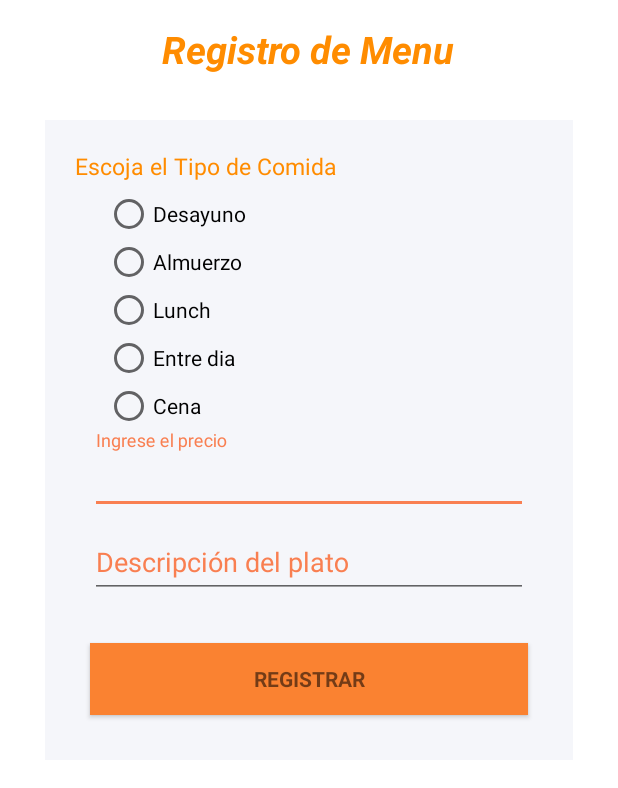
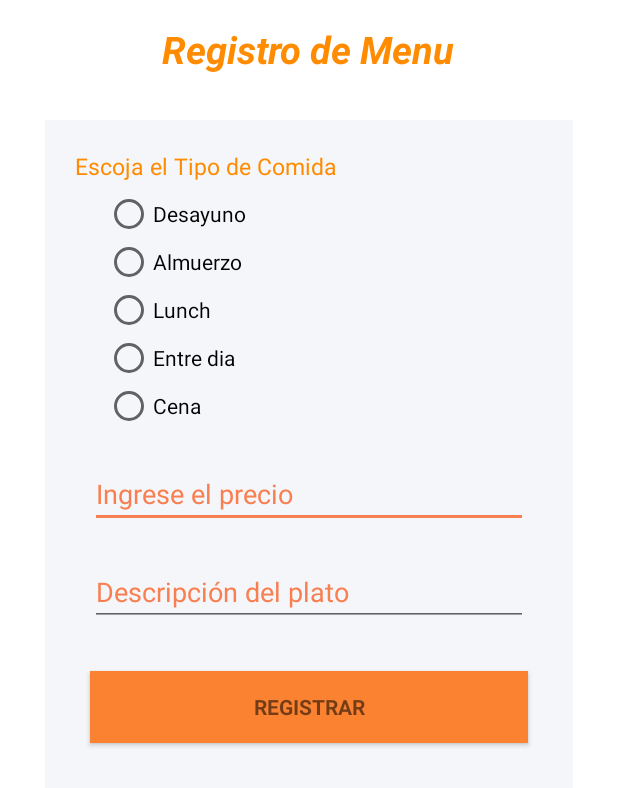
Before and after one commit to SamGonzalez28/NOSE, an Android app: the layout activity_registrar_menu.xml on its own in the app's theme, with its tools: preview values and no code run, on a phone screen of 412 x 824 dp. Shown: the top 788 px of the screen. Run offline under Robolectric (Android 15) with nearby library versions, the phone set to English and light mode, and no system bars; network calls fail.

Commit message:
Android Registrar
Registro de local y cliente

```diff
--- a/Nose/ANDROID/NoseApp/app/src/main/java/com/noseapp/noseapp/InicioActivity.java
+++ b/Nose/ANDROID/NoseApp/app/src/main/java/com/noseapp/noseapp/InicioActivity.java
@@ -30,7 +30,6 @@ public class InicioActivity extends AppCompatActivity {
 
         new Handler().postDelayed(new Runnable() {
             public void run() {
-                // Cuando pasen los 3 segundos, pasamos a la actividad principal de la aplicación
                 Intent intent = new Intent(InicioActivity.this, LoginActivity.class);
                 startActivity(intent);
                 finish();
@@ -48,7 +47,6 @@ public class InicioActivity extends AppCompatActivity {
         int permission = ActivityCompat.checkSelfPermission(activity, Manifest.permission.WRITE_EXTERNAL_STORAGE);
 
         if (permission != PackageManager.PERMISSION_GRANTED) {
-// We don’t have permission so prompt the user
             ActivityCompat.requestPermissions(
                     activity,
                     PERMISSIONS_STORAGE,
--- a/Nose/ANDROID/NoseApp/app/src/main/res/layout/activity_registrar_cliente.xml
+++ b/Nose/ANDROID/NoseApp/app/src/main/res/layout/activity_registrar_cliente.xml
@@ -115,14 +115,13 @@
             android:singleLine="true"
             android:layout_marginHorizontal="@dimen/margen_30"/>
 
+
         <EditText
             android:id="@+id/txt_passwordCli"
             android:layout_width="match_parent"
             android:layout_height="wrap_content"
             android:layout_gravity="center_vertical"
             android:hint="@string/password"
-            android:imeActionLabel="@string/action_sign_in_short"
-            android:imeOptions="actionUnspecified"
             android:inputType="textPassword"
             android:maxLines="1"
             android:singleLine="true"
--- a/Nose/ANDROID/NoseApp/app/src/main/res/layout/activity_registrar_local.xml
+++ b/Nose/ANDROID/NoseApp/app/src/main/res/layout/activity_registrar_local.xml
@@ -3,6 +3,7 @@
     xmlns:tools="http://schemas.android.com/tools"
     android:layout_width="match_parent"
     android:layout_height="match_parent"
+    xmlns:app="http://schemas.android.com/apk/res-auto"
     android:background="@color/blanco"
     android:theme="@style/AppTheme"
     android:orientation="vertical"
@@ -82,6 +83,7 @@
                 android:layout_width="match_parent"
                 android:layout_height="wrap_content"
                 android:layout_gravity="center_vertical"
+                android:inputType="number"
                 android:hint="@string/telefono"
                 android:layout_marginHorizontal="@dimen/margen_30"/>
 
@@ -89,7 +91,8 @@
 
         <android.support.design.widget.TextInputLayout
             android:layout_width="match_parent"
-            android:layout_height="wrap_content">
+            android:layout_height="wrap_content"
+            app:passwordToggleEnabled="true">
 
             <AutoCompleteTextView
                 android:id="@+id/passwordLocal"
--- a/Nose/ANDROID/NoseApp/app/src/main/res/layout/activity_registrar_menu.xml
+++ b/Nose/ANDROID/NoseApp/app/src/main/res/layout/activity_registrar_menu.xml
@@ -9,7 +9,7 @@
     android:orientation="vertical"
     tools:context=".Menu.RegistrarMenu">
     <ProgressBar
-        android:id="@+id/login_progress"
+        android:id="@+id/loading"
         style="?android:attr/progressBarStyleLarge"
         android:layout_width="wrap_content"
         android:layout_height="wrap_content"
@@ -46,12 +46,13 @@
 
 
         <RadioGroup
-            android:id="@+id/tipoMenu"
-            android:layout_width="wrap_content"
-            android:layout_height="wrap_content"
+            android:id="@+id/tipoMenuk"
+            android:layout_width="match_parent"
+            android:layout_height="match_parent"
+            android:layout_marginHorizontal="@dimen/margen_40"
             android:layout_marginTop="@dimen/margen_5"
-            android:layout_marginHorizontal="@dimen/margen_40"
-            android:contextClickable="true">
+            android:contextClickable="true"
+            android:visibility="visible">
 
             <RadioButton
                 android:id="@+id/desayuno"
@@ -66,55 +67,46 @@
                 android:text="@string/Almuerzo" />
 
             <RadioButton
-                android:id="@+id/cena"
+                android:id="@+id/lunch"
                 android:layout_width="wrap_content"
                 android:layout_height="wrap_content"
                 android:text="@string/Lunch" />
 
             <RadioButton
-                android:id="@+id/lunch"
+                android:id="@+id/entreDia"
                 android:layout_width="wrap_content"
                 android:layout_height="wrap_content"
                 android:text="@string/EntreDia" />
 
             <RadioButton
-                android:id="@+id/mediaTarde"
+                android:id="@+id/cena"
                 android:layout_width="wrap_content"
                 android:layout_height="wrap_content"
                 android:text="@string/Cena" />
         </RadioGroup>
 
-        <android.support.design.widget.TextInputLayout
-            android:layout_width="match_parent"
-            android:layout_height="wrap_content">
-
-            <AutoCompleteTextView
+            <EditText
                 android:id="@+id/ed_pecio"
                 android:layout_width="match_parent"
                 android:layout_height="wrap_content"
                 android:layout_gravity="center_vertical"
                 android:hint="@string/precioMenu"
                 android:inputType="numberDecimal"
+                android:layout_marginTop="20dp"
                 android:maxLines="1"
                 android:singleLine="true"
                 android:layout_marginHorizontal="@dimen/margen_30"/>
 
-        </android.support.design.widget.TextInputLayout>
 
-        <android.support.design.widget.TextInputLayout
-            android:layout_width="match_parent"
-            android:layout_height="wrap_content">
-
-            <AutoCompleteTextView
+            <EditText
                 android:id="@+id/ed_descrip"
+                android:layout_marginTop="@dimen/margen_20"
                 android:layout_width="match_parent"
                 android:layout_height="wrap_content"
                 android:layout_gravity="center_vertical"
                 android:hint="@string/descripcionMenu"
                 android:inputType="text"
                 android:layout_marginHorizontal="@dimen/margen_30"/>
-
-        </android.support.design.widget.TextInputLayout>
 
         <Button
             android:id="@+id/btn_regMenu"
```
Also changed, not shown: Nose/ANDROID/NoseApp/app/src/main/java/com/noseapp/noseapp/Cliente/RegistrarCliente.java (+53 -1 lines), Nose/ANDROID/NoseApp/app/src/main/java/com/noseapp/noseapp/Local/RegistrarLocal.java (+23 -16 lines), Nose/ANDROID/NoseApp/app/src/main/java/com/noseapp/noseapp/Login/LoginActivity.java (+13 -4 lines), Nose/ANDROID/NoseApp/app/src/main/java/com/noseapp/noseapp/Menu/RegistrarMenu.java (+101 -1 lines), Nose/ANDROID/NoseApp/app/src/main/java/com/noseapp/noseapp/WS/Adaptador/ListadeMenusAdap.java (+2 -10 lines), Nose/ANDROID/NoseApp/app/src/main/java/com/noseapp/noseapp/WS/Volley/Conexion.java (+47 -0 lines).
